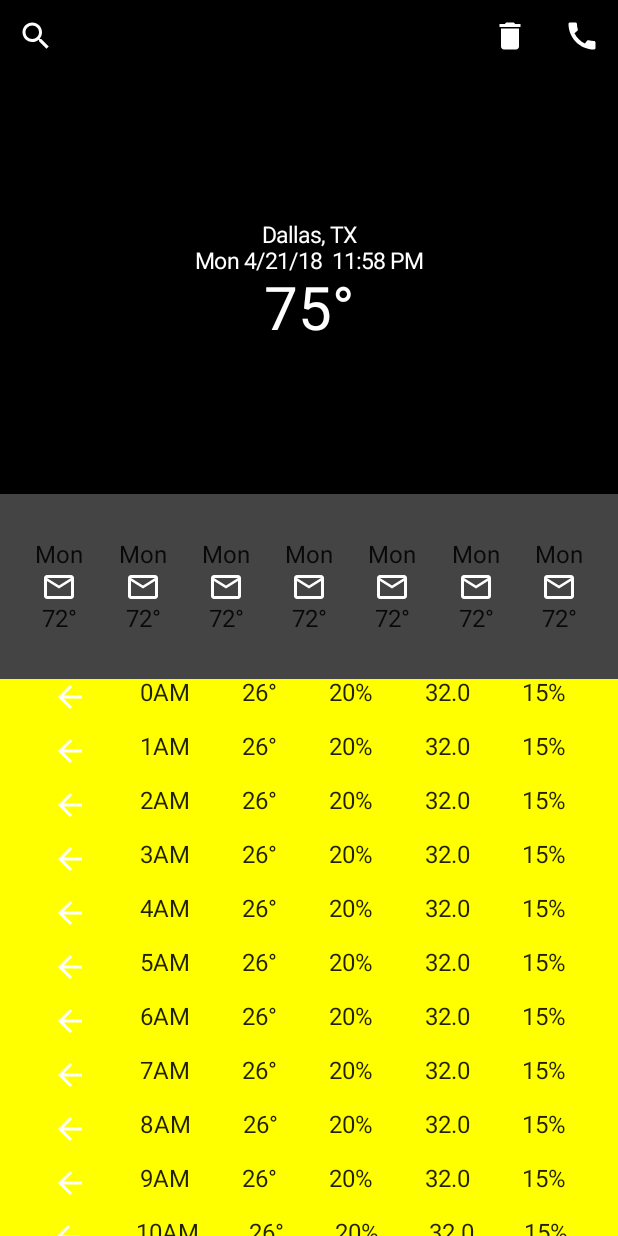
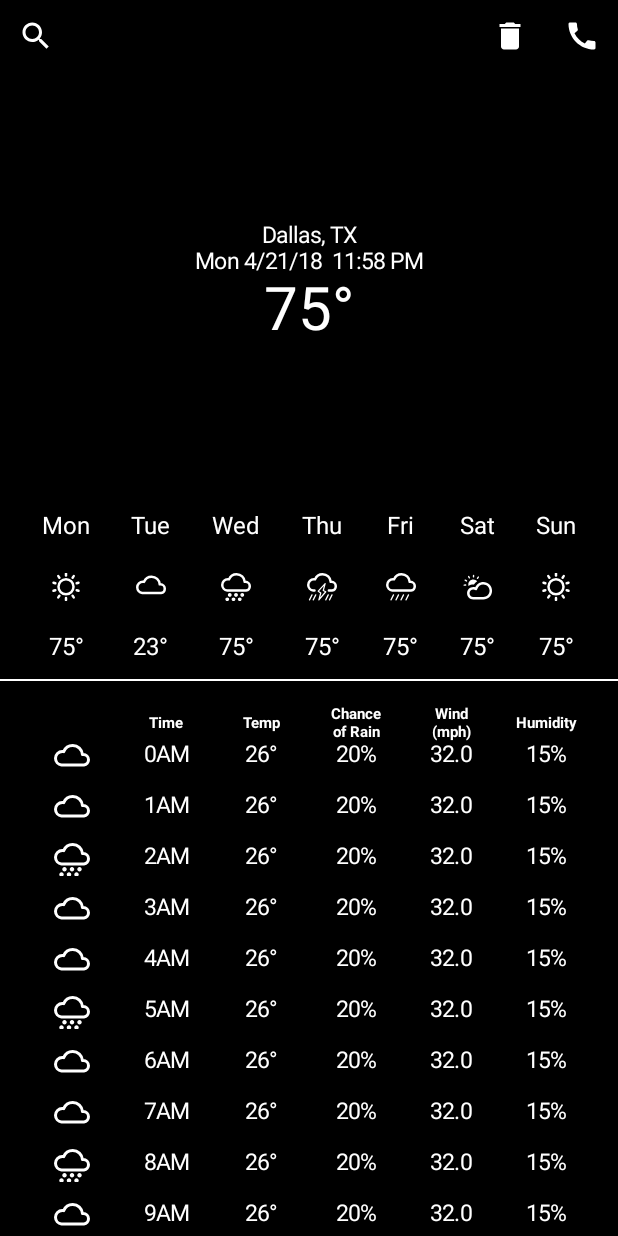
Before and after one commit to juequinterore/XumakWeatherData, an Android app built with Jetpack Compose: the screen it shows after launch (MainActivity), on a phone screen of 412 x 824 dp. Run offline under Robolectric (Android 15) with nearby library versions, the phone set to English and light mode, and no system bars; our stand-ins replace Room's generated code; network calls fail; 1 statement that could not run was skipped.

Commit message:
feat: show weather data and week data

```diff
--- a/app/src/main/java/co/me/xumakweathedata/MainActivity.kt
+++ b/app/src/main/java/co/me/xumakweathedata/MainActivity.kt
@@ -4,6 +4,7 @@ import android.os.Bundle
 import android.util.Log
 import androidx.activity.ComponentActivity
 import androidx.activity.compose.setContent
+import androidx.compose.foundation.ExperimentalFoundationApi
 import androidx.compose.foundation.background
 import androidx.compose.foundation.layout.*
 import androidx.compose.foundation.lazy.LazyColumn
@@ -15,167 +16,17 @@ import androidx.compose.runtime.Composable
 import androidx.compose.ui.Alignment
 import androidx.compose.ui.Modifier
 import androidx.compose.ui.graphics.Color
+import androidx.compose.ui.res.painterResource
+import androidx.compose.ui.text.font.FontWeight
+import androidx.compose.ui.text.style.TextAlign
 import androidx.compose.ui.tooling.preview.Preview
 import androidx.compose.ui.unit.ExperimentalUnitApi
 import androidx.compose.ui.unit.dp
 import androidx.compose.ui.unit.sp
-import co.me.domain.value_objects.DayHour
-import co.me.domain.value_objects.HourlyWeather
-import co.me.domain.value_objects.Probability
-import co.me.domain.value_objects.WeatherType
+import co.me.domain.value_objects.*
+import co.me.xumakweathedata.extensions.toIcon
 import co.me.xumakweathedata.ui.theme.XumakWeatheDataTheme
 import org.koin.android.ext.android.inject
-
-class MainActivity : ComponentActivity() {
-
-    private val viewModel: MainViewModel by inject()
-
-    @ExperimentalUnitApi
-    override fun onCreate(savedInstanceState: Bundle?) {
-        super.onCreate(savedInstanceState)
-
-        subscribeToLiveData()
-
-        setContent {
-            XumakWeatheDataTheme {
-                // A surface container using the 'background' color from the theme
-                Surface(color = MaterialTheme.colors.background) {
-//                    Greeting("Android")
-                    MainContent()
-                }
-            }
-        }
-    }
-
-    private fun subscribeToLiveData() {
-        viewModel.allCities.observe(this) {
-            Log.e("PUTA", "Las ciudades son: $it")
-        }
-    }
-}
-
-@Composable
-fun Greeting(name: String) {
-    Text(text = "Hello $name!")
-}
-
-@Preview
-@Composable
-fun MainContent() {
-    Box(
-        modifier = Modifier
-            .fillMaxHeight()
-            .fillMaxWidth()
-            .background(Color.Black)
-    ) {
-//        GlideImage(
-//            imageModel = "https://all-the-weather-resources.s3.amazonaws.com/Images/Android_City_Images/xhdpi/img_dallas.png",
-//            contentScale = ContentScale.Crop
-//        )
-        Column(
-            modifier = Modifier
-                .fillMaxWidth()
-        ) {
-            Column(
-                modifier = Modifier
-                    .fillMaxWidth()
-                    .weight(2f),
-                horizontalAlignment = Alignment.CenterHorizontally,
-                verticalArrangement = Arrangement.Top
-            ) {
-                Row(
-                    modifier = Modifier.fillMaxWidth(),
-                    horizontalArrangement = Arrangement.SpaceBetween
-                ) {
-                    IconButton(onClick = { println("CLICK") }) {
-                        Icon(
-                            imageVector = Icons.Filled.Search,
-                            contentDescription = "Search Button",
-                            tint = Color.White
-                        )
-                    }
-                    Row {
-                        IconButton(onClick = { println("Click Delete") }) {
-                            Icon(
-                                imageVector = Icons.Filled.Delete,
-                                contentDescription = "Delete Button",
-                                tint = Color.White
-                            )
-                        }
-                        IconButton(onClick = { println("Click Radar") }) {
-                            Icon(
-                                imageVector = Icons.Filled.Call,
-                                contentDescription = "Radar Button",
-                                tint = Color.White
-                            )
-                        }
-                    }
-                }
-
-                Column(
-                    modifier = Modifier
-                        .fillMaxHeight(), verticalArrangement = Arrangement.Center,
-                    horizontalAlignment = Alignment.CenterHorizontally
-                ) {
-                    Text(text = "Dallas, TX", fontSize = 15.sp, color = Color.White)
-                    Text(text = "Mon 4/21/18  11:58 PM", fontSize = 15.sp, color = Color.White)
-                    Text(text = "75°", fontSize = 40.sp, color = Color.White)
-                }
-            }
-            Box(
-                modifier = Modifier
-                    .fillMaxWidth()
-                    .weight(3f)
-            ) {
-                Column(
-                    modifier = Modifier
-                        .fillMaxWidth()
-                        .fillMaxHeight()
-                ) {
-                    Row(
-                        modifier = Modifier
-                            .weight(1f)
-                            .background(Color.DarkGray)
-                            .fillMaxWidth()
-                            .fillMaxHeight(),
-                        horizontalArrangement = Arrangement.SpaceEvenly,
-                        verticalAlignment = Alignment.CenterVertically
-                    ) {
-                        listOf(0, 1, 2, 3, 4, 5, 6).forEach { _ ->
-                            DayWeather()
-                        }
-                    }
-                    Column(
-                        modifier = Modifier
-                            .weight(3f)
-                            .background(Color.Yellow)
-                            .fillMaxWidth()
-                            .fillMaxHeight()
-                    ) {
-                        HourlyWeatherList()
-                    }
-                }
-            }
-        }
-    }
-}
-
-@Composable
-fun DayWeather() {
-    Column(horizontalAlignment = Alignment.CenterHorizontally) {
-
-        Text("Mon")
-        Icon(
-            imageVector = Icons.Filled.MailOutline,
-            contentDescription = "Day",
-            tint = Color.White
-        )
-        Text("72°")
-    }
-}
-
-@Composable
-fun HourlyWeatherList() {
 
 val hourlyWeatherMap = mapOf(
     DayHour(0) to HourlyWeather(
@@ -372,8 +223,250 @@ fun HourlyWeatherList() {
     )
 )
 
+val weatherDays = mapOf(
+    WeekDay(0) to WeatherDay(
+        dayOfTheWeek = WeekDay(0),
+        low = 25,
+        high = 75,
+        weatherType = WeatherType.SUNNY,
+        hourlyWeather = hourlyWeatherMap
+    ),
+    WeekDay(1) to WeatherDay(
+        dayOfTheWeek = WeekDay(1),
+        low = 11,
+        high = 23,
+        weatherType = WeatherType.CLOUDY,
+        hourlyWeather = mapOf(
+            DayHour(0) to HourlyWeather(
+                rainChance = Probability(0.4),
+                hour = DayHour(0),
+                humidity = Probability(0.15),
+                weatherType = WeatherType.CLOUDY,
+                windSpeed = 32.0,
+                temperature = 26
+            ),
+            DayHour(1) to HourlyWeather(
+                rainChance = Probability(0.2),
+                hour = DayHour(1),
+                humidity = Probability(0.15),
+                weatherType = WeatherType.CLOUDY,
+                windSpeed = 32.0,
+                temperature = 26
+            ),
+            DayHour(2) to HourlyWeather(
+                rainChance = Probability(0.2),
+                hour = DayHour(2),
+                humidity = Probability(0.15),
+                weatherType = WeatherType.SUNNY,
+                windSpeed = 32.0,
+                temperature = 26
+            )
+        )
+    ),
+    WeekDay(2) to WeatherDay(
+        dayOfTheWeek = WeekDay(2),
+        low = 25,
+        high = 75,
+        weatherType = WeatherType.SNOWSLEET,
+        hourlyWeather = hourlyWeatherMap
+    ),
+    WeekDay(3) to WeatherDay(
+        dayOfTheWeek = WeekDay(3),
+        low = 25,
+        high = 75,
+        weatherType = WeatherType.HEAVYRAIN,
+        hourlyWeather = hourlyWeatherMap
+    ),
+    WeekDay(4) to WeatherDay(
+        dayOfTheWeek = WeekDay(4),
+        low = 25,
+        high = 75,
+        weatherType = WeatherType.LIGHTRAIN,
+        hourlyWeather = hourlyWeatherMap
+    ),
+    WeekDay(5) to WeatherDay(
+        dayOfTheWeek = WeekDay(5),
+        low = 25,
+        high = 75,
+        weatherType = WeatherType.PARTLYCLOUDY,
+        hourlyWeather = hourlyWeatherMap
+    ),
+    WeekDay(6) to WeatherDay(
+        dayOfTheWeek = WeekDay(6),
+        low = 25,
+        high = 75,
+        weatherType = WeatherType.SUNNY,
+        hourlyWeather = hourlyWeatherMap
+    )
+)
+
+class MainActivity : ComponentActivity() {
+
+    private val viewModel: MainViewModel by inject()
+
+    @ExperimentalUnitApi
+    @ExperimentalFoundationApi
+    override fun onCreate(savedInstanceState: Bundle?) {
+        super.onCreate(savedInstanceState)
+
+        subscribeToLiveData()
+
+        setContent {
+            XumakWeatheDataTheme {
+                // A surface container using the 'background' color from the theme
+                Surface(color = MaterialTheme.colors.background) {
+//                    Greeting("Android")
+                    MainContent()
+                }
+            }
+        }
+    }
+
+    private fun subscribeToLiveData() {
+        viewModel.allCities.observe(this) {
+            Log.e("PUTA", "Las ciudades son: $it")
+        }
+    }
+}
+
+@ExperimentalFoundationApi
+@Preview
+@Composable
+fun MainContent() {
+    Box(
+        modifier = Modifier
+            .fillMaxHeight()
+            .fillMaxWidth()
+            .background(Color.Black)
+    ) {
+//        GlideImage(
+//            imageModel = "https://all-the-weather-resources.s3.amazonaws.com/Images/Android_City_Images/xhdpi/img_dallas.png",
+//            contentScale = ContentScale.Crop
+//        )
+        Column(
+            modifier = Modifier
+                .fillMaxWidth()
+        ) {
+            Column(
+                modifier = Modifier
+                    .fillMaxWidth()
+                    .weight(2f),
+                horizontalAlignment = Alignment.CenterHorizontally,
+                verticalArrangement = Arrangement.Top
+            ) {
+                Row(
+                    modifier = Modifier.fillMaxWidth(),
+                    horizontalArrangement = Arrangement.SpaceBetween
+                ) {
+                    IconButton(onClick = { println("CLICK") }) {
+                        Icon(
+                            imageVector = Icons.Filled.Search,
+                            contentDescription = "Search Button",
+                            tint = Color.White
+                        )
+                    }
+                    Row {
+                        IconButton(onClick = { println("Click Delete") }) {
+                            Icon(
+                                imageVector = Icons.Filled.Delete,
+                                contentDescription = "Delete Button",
+                                tint = Color.White
+                            )
+                        }
+                        IconButton(onClick = { println("Click Radar") }) {
+                            Icon(
+                                imageVector = Icons.Filled.Call,
+                                contentDescription = "Radar Button",
+                                tint = Color.White
+                            )
+                        }
+                    }
+                }
+
+                Column(
+                    modifier = Modifier
+                        .fillMaxHeight(), verticalArrangement = Arrangement.Center,
+                    horizontalAlignment = Alignment.CenterHorizontally
+                ) {
+                    Text(text = "Dallas, TX", fontSize = 15.sp, color = Color.White)
+                    Text(text = "Mon 4/21/18  11:58 PM", fontSize = 15.sp, color = Color.White)
+                    Text(text = "75°", fontSize = 40.sp, color = Color.White)
+                }
+            }
+            Box(
+                modifier = Modifier
+                    .fillMaxWidth()
+                    .weight(3f)
+            ) {
+                Column(
+                    modifier = Modifier
+                        .fillMaxWidth()
+                        .fillMaxHeight()
+                ) {
+                    WeekRow(weight = 1f, weatherDaysMap = weatherDays)
+                    Divider(color = Color.White, thickness = 1.dp)
+                    HourlyWeatherListColumn(3f)
+                }
+            }
+        }
+    }
+}
+
+@ExperimentalFoundationApi
+@Composable
+fun ColumnScope.HourlyWeatherListColumn(weight: Float) {
+    Column(
+        modifier = Modifier
+            .weight(weight)
+            .fillMaxWidth()
+            .fillMaxHeight()
+    ) {
+        HourlyWeatherList(hourlyWeatherMap)
+    }
+}
+
+@Composable
+fun ColumnScope.WeekRow(weight: Float, weatherDaysMap: Map<WeekDay, WeatherDay>) {
+    val weatherDaysList = weatherDaysMap.entries.sortedBy { it.key.value }.map { it.value }
+
+    Row(
+        modifier = Modifier
+            .weight(weight = weight)
+            .fillMaxWidth()
+            .fillMaxHeight()
+            .padding(vertical = 12.dp),
+        horizontalArrangement = Arrangement.SpaceEvenly,
+        verticalAlignment = Alignment.CenterVertically
+    ) {
+        weatherDaysList.forEach {
+            DayWeather(it)
+        }
+    }
+}
+
+@Composable
+fun DayWeather(weatherDay: WeatherDay) {
+    Column(horizontalAlignment = Alignment.CenterHorizontally,
+        verticalArrangement = Arrangement.SpaceBetween, modifier = Modifier.fillMaxHeight()) {
+        Text(weatherDay.dayOfTheWeek.toShortName(),
+            color = Color.White)
+        Icon(
+            painter = painterResource(weatherDay.weatherType.toIcon()),
+            contentDescription = "Day",
+            tint = Color.White,
+            modifier = Modifier.size(20.dp)
+        )
+        Text("${weatherDay.high}°",
+            color = Color.White)
+    }
+}
+
+@ExperimentalFoundationApi
+@Composable
+fun HourlyWeatherList(hourlyWeatherMap: Map<DayHour, HourlyWeather>) {
     val hourlyWeatherList = hourlyWeatherMap.entries.sortedBy { it.key.value }.map { it.value }
 
+    HourlyWeatherHeader()
     LazyColumn(verticalArrangement = Arrangement.spacedBy(12.dp)){
         items(hourlyWeatherList){ hourlyWeather ->
             HourlyWeatherItem(hourlyWeather)
@@ -382,19 +475,75 @@ fun HourlyWeatherList() {
 
 }
 
+const val tableWeight = (1.0/6).toFloat()
+
 @Composable
-fun HourlyWeatherItem(hourlyWeather: HourlyWeather) {
-    Row(modifier = Modifier.fillMaxHeight().fillMaxWidth(), horizontalArrangement = Arrangement.SpaceEvenly) {
+fun HourlyWeatherHeader() {
+    Row(modifier = Modifier
+        .fillMaxWidth()
+        .padding(top = 16.dp, end = 16.dp, start = 16.dp),
+        horizontalArrangement = Arrangement.SpaceEvenly,
+        verticalAlignment = Alignment.CenterVertically) {
+
+        val modifier = Modifier.weight(tableWeight)
+        val headerFontSize = 10.sp
+
+        @Composable
+        fun HourlyWeatherHeaderText(text: String){
+            Text(text = text,
+                modifier = modifier,
+                textAlign = TextAlign.Center,
+                fontSize = headerFontSize,
+                color = Color.White,
+                fontWeight = FontWeight.Bold
+            )
+        }
+
         Icon(
             imageVector = Icons.Filled.ArrowBack,
             contentDescription = "Weather Icon",
-            tint = Color.White
+            tint = Color.Transparent,
+            modifier = modifier
+        )
+        HourlyWeatherHeaderText(text = "Time")
+        HourlyWeatherHeaderText(text = "Temp")
+        HourlyWeatherHeaderText(text = "Chance\nof Rain")
+        HourlyWeatherHeaderText(text = "Wind\n(mph)")
+        HourlyWeatherHeaderText(text = "Humidity")
+    }
+}
+
+@Composable
+fun HourlyWeatherItem(hourlyWeather: HourlyWeather) {
+    Row(modifier = Modifier
+        .fillMaxHeight()
+        .fillMaxWidth()
+        .padding(horizontal = 16.dp),
+        horizontalArrangement = Arrangement.SpaceEvenly) {
+
+        val fontSize = 15.sp
+        val modifier = Modifier.weight(tableWeight)
+
+        @Composable
+        fun HourlyWeatherItemText(text: String){
+            Text(text = text,
+                modifier = modifier,
+                textAlign = TextAlign.Center,
+                fontSize = fontSize,
+                color = Color.White)
+        }
+
+        Icon(
+            painter = painterResource(id = hourlyWeather.weatherType.toIcon()),
+            contentDescription = "Weather Icon",
+            tint = Color.White,
+            modifier = modifier
         )
 
-        Text(text = hourlyWeather.hour.to12HoursString())
-        Text(text = "${hourlyWeather.temperature}°")
-        Text(text = hourlyWeather.rainChance.toPercentageString())
-        Text(text = "${hourlyWeather.windSpeed}")
-        Text(text = hourlyWeather.humidity.toPercentageString())
+        HourlyWeatherItemText(text = hourlyWeather.hour.to12HoursString())
+        HourlyWeatherItemText(text = "${hourlyWeather.temperature}°")
+        HourlyWeatherItemText(text = hourlyWeather.rainChance.toPercentageString())
+        HourlyWeatherItemText(text = "${hourlyWeather.windSpeed}")
+        HourlyWeatherItemText(text = hourlyWeather.humidity.toPercentageString())
     }
 }
```
Lines whose indentation alone changed are shown as unchanged.
